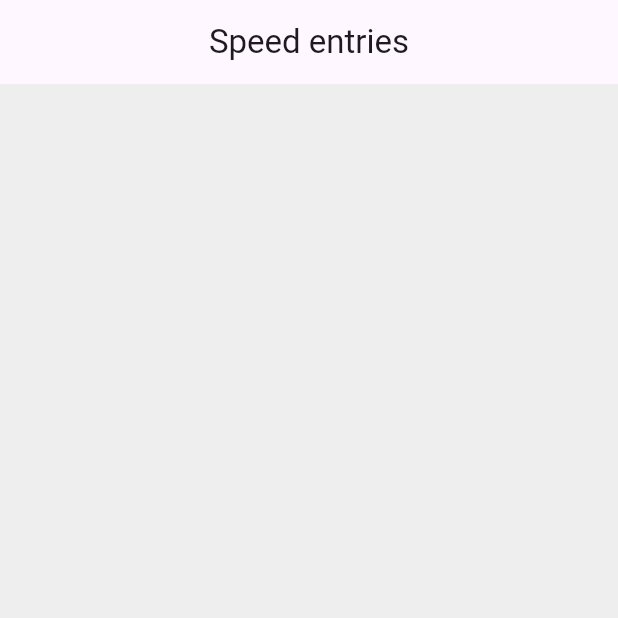
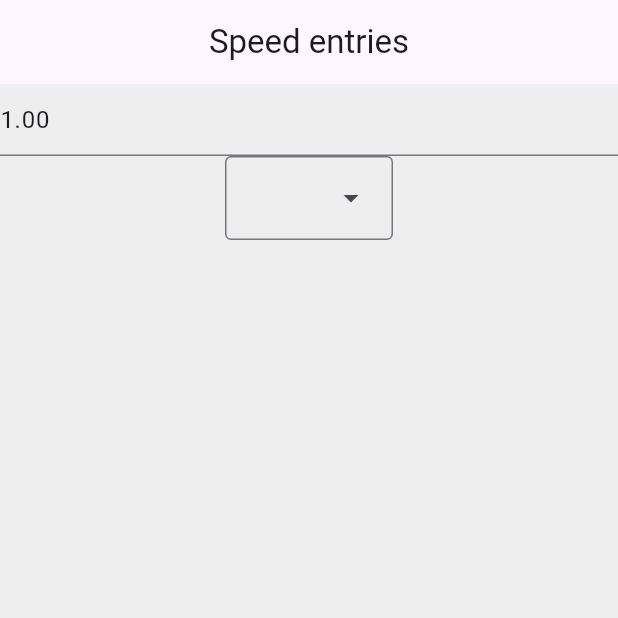
Before and after one commit to sarbudragos/iot_team_project, a Flutter app: the screen it shows after launch, on a phone screen of 412 x 824 dp, the top half of it. Run offline on Flutter 3.47's test engine with Material 3 defaults, Android fonts, the light colour scheme and no system bars; our stand-ins replace sqflite; accounts and stored records are empty.

Commit message:
implemented basic version of filtering by day and changing the mass

```diff
--- a/lib/repository/SpeedSQLiteRepository.dart
+++ b/lib/repository/SpeedSQLiteRepository.dart
@@ -100,7 +100,7 @@ class SpeedSQLiteRepository {
 
     Set<String> daySet = List
         .generate(queryResult.length, (index) => queryResult[index]['dateTime'])
-        .map((e) => DateFormat('dd-MM-yyyy').format(DateTime.parse(e)))
+        .map((e) => DateFormat('yyyy-MM-dd').format(DateTime.parse(e)))
         .toSet();
 
     return daySet.toList();
--- a/lib/service/SpeedService.dart
+++ b/lib/service/SpeedService.dart
@@ -45,8 +45,16 @@ class SpeedService{
     });
   }
 
-  Future<List<String>> getAllDays(){
+  Future<List<String>> getAllDays() async{
     return speedSQLiteRepository.getAllDays();
   }
 
+  double getMass(){
+    return additionalInformationRepository.getMass();
+  }
+
+  void setNewMass(double mass){
+    additionalInformationRepository.setMass(mass);
+  }
+
 }
--- a/lib/ui/ListEntryWidget.dart
+++ b/lib/ui/ListEntryWidget.dart
@@ -25,7 +25,9 @@ class ListEntryWidget extends StatelessWidget {
                 Align(
                   alignment: Alignment.center,
                   child: Text(
-                    "Date: ${speedAndEnergyEntry.dateTime} Speed: ${speedAndEnergyEntry.speed} Energy: ${speedAndEnergyEntry.energy}",
+                    "Date: ${speedAndEnergyEntry.dateTime} "
+                    "Speed: ${speedAndEnergyEntry.speed.toStringAsFixed(2)} "
+                    "Energy: ${speedAndEnergyEntry.energy.toStringAsFixed(2)}",
                     style: const TextStyle(
                         fontSize: 12, fontWeight: FontWeight.bold),
                   ),
--- a/lib/ui/MainScreen.dart
+++ b/lib/ui/MainScreen.dart
@@ -16,10 +16,17 @@ class MainScreen extends StatefulWidget {
 }
 
 class _MainScreenState extends State<MainScreen> {
+  late Future<List<String>> future;
+  late List<String> days;
+
+  String selectedDay = "2099-01-01";
+
 
   @override
-  void initState() {
+  void initState(){
     super.initState();
+
+    future = widget.speedService.getAllDays();
 
   }
 
@@ -32,8 +39,55 @@ class _MainScreenState extends State<MainScreen> {
           centerTitle: true,
           //actions: [],
         ),
-        body: FutureBuilder<List<SpeedAndEnergyEntry>>(
-          future: widget.speedService.getAllEntries(),
+        body: Column(
+          children: [
+            TextField(
+              controller: TextEditingController()..text = widget.speedService.getMass().toStringAsFixed(2),
+              keyboardType: TextInputType.number,
+              onSubmitted: (value){
+                setState(() {
+                  widget.speedService.setNewMass(double.parse(value));
+                });
+              },
+            ),
+            FutureBuilder(
+                future: future,
+                builder: (context, AsyncSnapshot<List<String>> snapshot){
+                  if (snapshot.connectionState == ConnectionState.waiting) {
+                    return const CircularProgressIndicator();
+                  } else if (snapshot.hasError) {
+                    return Center(child: Text(snapshot.error.toString()));
+                  } else if (snapshot.hasData) {
+                    if (snapshot.data != null) {
+                       if(selectedDay.isEmpty){
+                         selectedDay = snapshot.data!.first;
+                       }
+
+
+                      return DropdownMenu<String>(
+                        onSelected: (String? value) {
+                          // This is called when the user selects an item.
+                          setState(() {
+                            selectedDay = value!;
+                          });
+                        },
+                        dropdownMenuEntries:snapshot.data!.map<DropdownMenuEntry<String>>((String value) {
+                          return DropdownMenuEntry<String>(value: value, label: value);
+                        }).toList(),
+
+                      );
+
+                      }
+                    }
+                    return const Center(
+                      child: Text('No data yet'),
+                    );
+                  }
+            ),
+
+            Expanded(
+                child: FutureBuilder<List<SpeedAndEnergyEntry>>(
+                  future: widget.speedService.getAllEntriesByDay(DateTime.parse(selectedDay)),
                   builder: (context, AsyncSnapshot<List<SpeedAndEnergyEntry>> snapshot) {
                     if (snapshot.connectionState == ConnectionState.waiting) {
                       return const CircularProgressIndicator();
@@ -54,6 +108,9 @@ class _MainScreenState extends State<MainScreen> {
                     }
                     return const SizedBox.shrink();
                   },
+                ),
+            )
+          ],
         )
     );
   }
```
Lines whose indentation alone changed are shown as unchanged.
